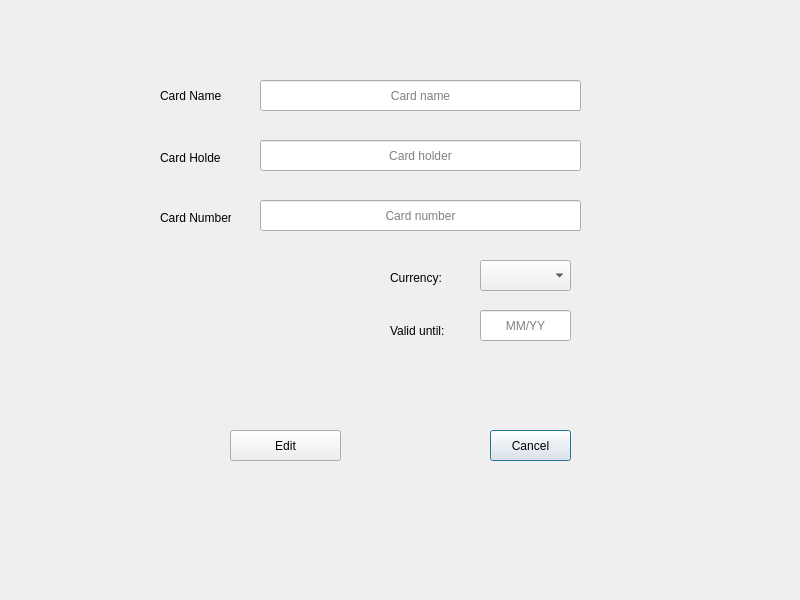
The window that 3_Solution/CleverClient/editcarddialog.ui (georgecpp/CleverPocket) describes before a commit, drawn with Qt 5.
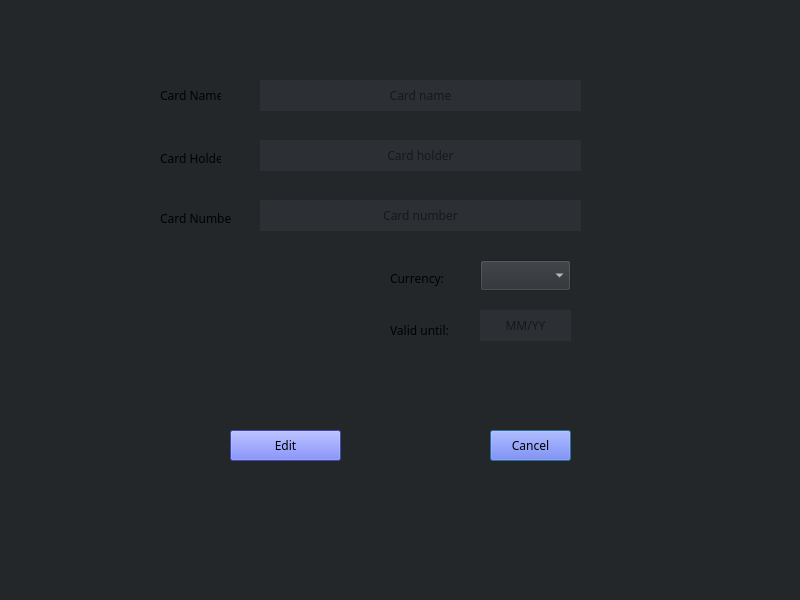
The same window after the commit.

```diff
--- a/3_Solution/CleverClient/editcarddialog.ui
+++ b/3_Solution/CleverClient/editcarddialog.ui
@@ -10,9 +10,20 @@
     <height>600</height>
    </rect>
   </property>
+  <property name="font">
+   <font>
+    <family>Whitney</family>
+    <pointsize>9</pointsize>
+   </font>
+  </property>
   <property name="windowTitle">
    <string>EditCardDialog</string>
   </property>
+  <property name="styleSheet">
+   <string notr="true">background-color:rgb(35, 39, 42);
+
+</string>
+  </property>
   <widget class="QLineEdit" name="cardHolderLineEdit">
    <property name="geometry">
     <rect>
@@ -22,6 +33,19 @@
      <height>31</height>
     </rect>
    </property>
+   <property name="font">
+    <font>
+     <family>Whitney</family>
+     <pointsize>9</pointsize>
+    </font>
+   </property>
+   <property name="styleSheet">
+    <string notr="true">QLineEdit[text]{
+color: white;}
+QLineEdit{
+background-color: rgb(44, 47, 51);
+border:none;}</string>
+   </property>
    <property name="alignment">
     <set>Qt::AlignCenter</set>
    </property>
@@ -38,6 +62,19 @@
      <height>31</height>
     </rect>
    </property>
+   <property name="font">
+    <font>
+     <family>Whitney</family>
+     <pointsize>9</pointsize>
+    </font>
+   </property>
+   <property name="styleSheet">
+    <string notr="true">QLineEdit[text]{
+color: white;}
+QLineEdit{
+background-color: rgb(44, 47, 51);
+border:none;}</string>
+   </property>
    <property name="alignment">
     <set>Qt::AlignCenter</set>
    </property>
@@ -54,6 +91,19 @@
      <height>31</height>
     </rect>
    </property>
+   <property name="font">
+    <font>
+     <family>Whitney</family>
+     <pointsize>9</pointsize>
+    </font>
+   </property>
+   <property name="styleSheet">
+    <string notr="true">QLineEdit[text]{
+color: white;}
+QLineEdit{
+background-color: rgb(44, 47, 51);
+border:none;}</string>
+   </property>
    <property name="alignment">
     <set>Qt::AlignCenter</set>
    </property>
@@ -70,6 +120,28 @@
      <height>31</height>
     </rect>
    </property>
+   <property name="font">
+    <font>
+     <family>Whitney</family>
+     <pointsize>9</pointsize>
+    </font>
+   </property>
+   <property name="styleSheet">
+    <string notr="true">
+QPushButton {
+     background-color: rgb(88, 101, 242);
+ }
+ QPushButton#pushButton:pressed {
+   	background-color: rgb(88, 157, 242); 
+ }
+ QPushButton#pushButton:hover {
+     
+	background-color: rgb(88, 157, 242);
+ }
+ QPushButton[text] {
+    color:white;
+ }</string>
+   </property>
    <property name="text">
     <string>Cancel</string>
    </property>
@@ -83,6 +155,28 @@
      <height>31</height>
     </rect>
    </property>
+   <property name="font">
+    <font>
+     <family>Whitney</family>
+     <pointsize>9</pointsize>
+    </font>
+   </property>
+   <property name="styleSheet">
+    <string notr="true">
+QPushButton {
+     background-color: rgb(88, 101, 242);
+ }
+ QPushButton#pushButton:pressed {
+   	background-color: rgb(88, 157, 242); 
+ }
+ QPushButton#pushButton:hover {
+     
+	background-color: rgb(88, 157, 242);
+ }
+ QPushButton[text] {
+    color:white;
+ }</string>
+   </property>
    <property name="text">
     <string>Edit</string>
    </property>
@@ -96,6 +190,19 @@
      <height>21</height>
     </rect>
    </property>
+   <property name="font">
+    <font>
+     <family>Whitney</family>
+     <pointsize>9</pointsize>
+    </font>
+   </property>
+   <property name="styleSheet">
+    <string notr="true">QLabel[text]{
+color: white;}
+QLabel{
+background-color:rgb(35, 39, 42);
+border:none;}</string>
+   </property>
    <property name="text">
     <string>Valid until:</string>
    </property>
@@ -109,6 +216,40 @@
      <height>31</height>
     </rect>
    </property>
+   <property name="font">
+    <font>
+     <family>Whitney</family>
+     <pointsize>9</pointsize>
+    </font>
+   </property>
+   <property name="styleSheet">
+    <string notr="true">QComboBox
+{
+color:white;
+background-color: rgb(44, 47, 51);
+}
+
+QComboBox QAbstractItemView {
+   color:white;
+    selection-background-color:rgb(88, 101, 242);
+	backgroud-color:rgb(44, 47, 51);
+	
+}
+
+QComboBox QScrollBar
+{
+background: #5865F2
+}
+
+QComboBox QAbstractItemView QScrollBar
+{
+background: #5865F2
+}
+
+
+
+</string>
+   </property>
   </widget>
   <widget class="QLineEdit" name="cardNameLineEdit">
    <property name="geometry">
@@ -119,6 +260,19 @@
      <height>31</height>
     </rect>
    </property>
+   <property name="font">
+    <font>
+     <family>Whitney</family>
+     <pointsize>9</pointsize>
+    </font>
+   </property>
+   <property name="styleSheet">
+    <string notr="true">QLineEdit[text]{
+color: white;}
+QLineEdit{
+background-color: rgb(44, 47, 51);
+border:none;}</string>
+   </property>
    <property name="text">
     <string/>
    </property>
@@ -138,6 +292,19 @@
      <height>16</height>
     </rect>
    </property>
+   <property name="font">
+    <font>
+     <family>Whitney</family>
+     <pointsize>9</pointsize>
+    </font>
+   </property>
+   <property name="styleSheet">
+    <string notr="true">QLabel[text]{
+color: white;}
+QLabel{
+background-color:rgb(35, 39, 42);
+border:none;}</string>
+   </property>
    <property name="text">
     <string>Currency:</string>
    </property>
@@ -151,6 +318,19 @@
      <height>31</height>
     </rect>
    </property>
+   <property name="font">
+    <font>
+     <family>Whitney</family>
+     <pointsize>9</pointsize>
+    </font>
+   </property>
+   <property name="styleSheet">
+    <string notr="true">QLabel[text]{
+color: white;}
+QLabel{
+background-color:rgb(35, 39, 42);
+border:none;}</string>
+   </property>
    <property name="text">
     <string>Card Name:</string>
    </property>
@@ -164,6 +344,19 @@
      <height>16</height>
     </rect>
    </property>
+   <property name="font">
+    <font>
+     <family>Whitney</family>
+     <pointsize>9</pointsize>
+    </font>
+   </property>
+   <property name="styleSheet">
+    <string notr="true">QLabel[text]{
+color: white;}
+QLabel{
+background-color:rgb(35, 39, 42);
+border:none;}</string>
+   </property>
    <property name="text">
     <string>Card Holder:</string>
    </property>
@@ -177,6 +370,13 @@
      <height>16</height>
     </rect>
    </property>
+   <property name="styleSheet">
+    <string notr="true">QLabel[text]{
+color: white;}
+QLabel{
+background-color:rgb(35, 39, 42);
+border:none;}</string>
+   </property>
    <property name="text">
     <string>Card Number</string>
    </property>
```
